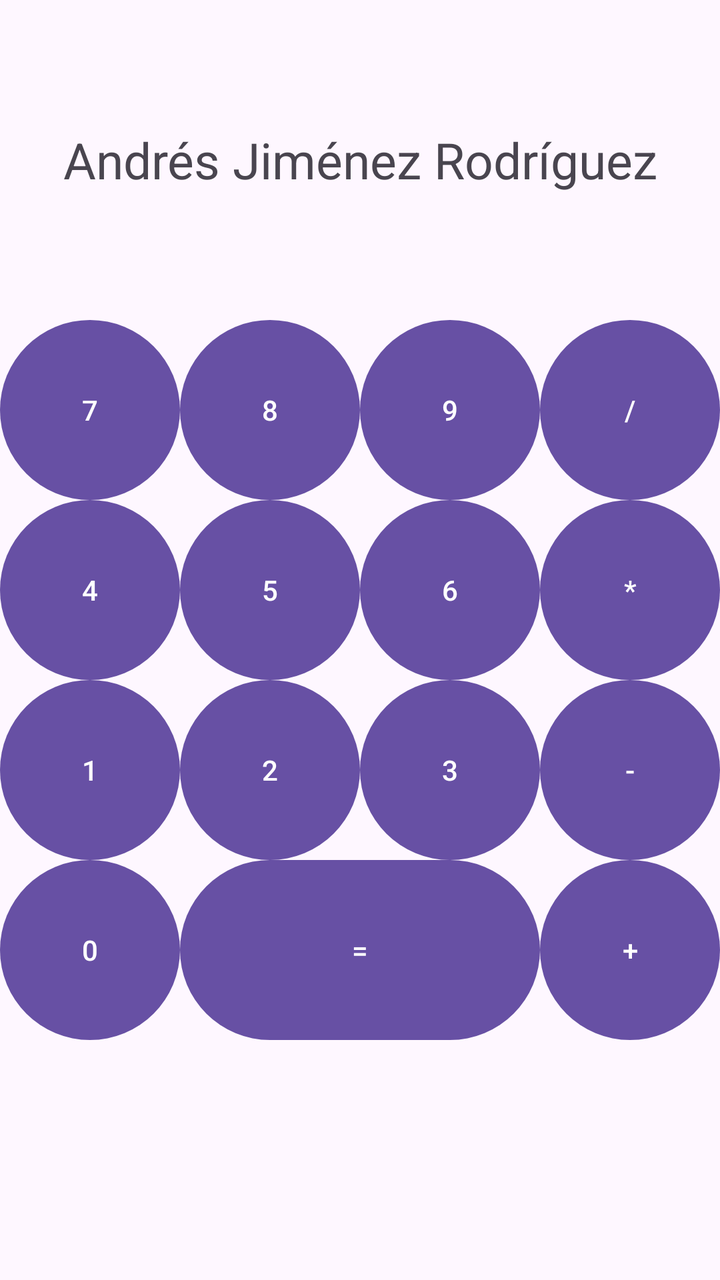
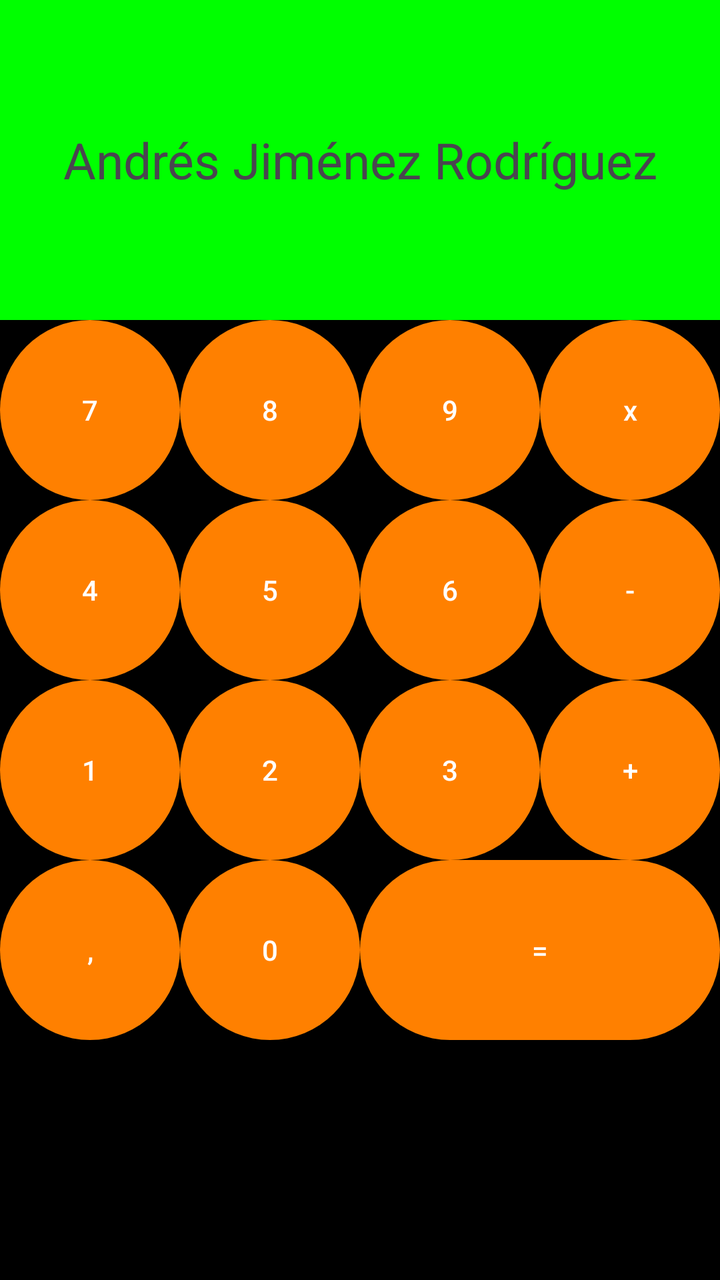

Screens rendered from an Android XML layout before and after an edit, with the pre-edit source and the edit as a unified diff.
<!-- AndroidManifest.xml: application theme Theme.ActividadT4 -->
<!-- res/layout/ejercicio3.xml -->
<?xml version="1.0" encoding="utf-8"?>
<androidx.constraintlayout.widget.ConstraintLayout
    xmlns:android="http://schemas.android.com/apk/res/android"
    xmlns:app="http://schemas.android.com/apk/res-auto"
    android:layout_width="match_parent"
    android:layout_height="match_parent"
    android:id="@+id/main">


    <TextView
        android:id="@+id/pantalla"
        android:layout_width="0dp"
        android:layout_height="160dp"
        android:text="@string/my_name"
        android:textSize="25sp"
        android:gravity="center"
        app:layout_constraintTop_toTopOf="parent"
        app:layout_constraintStart_toStartOf="parent"
        app:layout_constraintEnd_toEndOf="parent" />

    <Button
        android:id="@+id/b7"
        android:layout_width="0dp"
        android:layout_height="0dp"
        android:insetTop="0dp"
        android:insetBottom="0dp"
        android:text="7"
        app:layout_constraintDimensionRatio="1:1"
        app:layout_constraintEnd_toStartOf="@+id/b8"
        app:layout_constraintHorizontal_chainStyle="spread"
        app:layout_constraintHorizontal_weight="1"
        app:layout_constraintStart_toStartOf="parent"
        app:layout_constraintTop_toBottomOf="@id/pantalla" />

    <Button
        android:id="@+id/b8"
        android:layout_width="0dp"
        android:layout_height="0dp"
        android:text="8"
        android:insetTop="0dp"
        android:insetBottom="0dp"
        app:layout_constraintDimensionRatio="1:1"
        app:layout_constraintHorizontal_weight="1"
        app:layout_constraintTop_toBottomOf="@id/pantalla"
        app:layout_constraintStart_toEndOf="@id/b7"
        app:layout_constraintEnd_toStartOf="@+id/b9" />

    <Button
        android:id="@+id/b9"
        android:layout_width="0dp"
        android:layout_height="0dp"
        android:text="9"
        android:insetTop="0dp"
        android:insetBottom="0dp"
        app:layout_constraintDimensionRatio="1:1"
        app:layout_constraintHorizontal_weight="1"
        app:layout_constraintTop_toBottomOf="@id/pantalla"
        app:layout_constraintStart_toEndOf="@id/b8"
        app:layout_constraintEnd_toStartOf="@+id/dividir" />

    <Button
        android:id="@+id/dividir"
        android:layout_width="0dp"
        android:layout_height="0dp"
        android:text="/"
        android:insetTop="0dp"
        android:insetBottom="0dp"
        app:layout_constraintDimensionRatio="1:1"
        app:layout_constraintHorizontal_weight="1"
        app:layout_constraintTop_toBottomOf="@id/pantalla"
        app:layout_constraintStart_toEndOf="@id/b9"
        app:layout_constraintEnd_toEndOf="parent" />

    <Button
        android:id="@+id/b4"
        android:layout_width="0dp"
        android:layout_height="0dp"
        android:insetTop="0dp"
        android:insetBottom="0dp"
        android:text="4"
        app:layout_constraintDimensionRatio="1:1"
        app:layout_constraintEnd_toStartOf="@+id/b5"
        app:layout_constraintHorizontal_chainStyle="spread"
        app:layout_constraintHorizontal_weight="1"
        app:layout_constraintStart_toStartOf="parent"
        app:layout_constraintTop_toBottomOf="@id/b7" />

    <Button
        android:id="@+id/b5"
        android:layout_width="0dp"
        android:layout_height="0dp"
        android:text="5"
        android:insetTop="0dp"
        android:insetBottom="0dp"
        app:layout_constraintDimensionRatio="1:1"
        app:layout_constraintHorizontal_weight="1"
        app:layout_constraintTop_toBottomOf="@id/b7"
        app:layout_constraintStart_toEndOf="@id/b4"
        app:layout_constraintEnd_toStartOf="@+id/b6" />

    <Button
        android:id="@+id/b6"
        android:layout_width="0dp"
        android:layout_height="0dp"
        android:text="6"
        android:insetTop="0dp"
        android:insetBottom="0dp"
        app:layout_constraintDimensionRatio="1:1"
        app:layout_constraintHorizontal_weight="1"
        app:layout_constraintTop_toBottomOf="@id/b7"
        app:layout_constraintStart_toEndOf="@id/b5"
        app:layout_constraintEnd_toStartOf="@+id/multiplicar" />

    <Button
        android:id="@+id/multiplicar"
        android:layout_width="0dp"
        android:layout_height="0dp"
        android:text="*"
        android:insetTop="0dp"
        android:insetBottom="0dp"
        app:layout_constraintDimensionRatio="1:1"
        app:layout_constraintHorizontal_weight="1"
        app:layout_constraintTop_toBottomOf="@id/b7"
        app:layout_constraintStart_toEndOf="@id/b6"
        app:layout_constraintEnd_toEndOf="parent" />

    <Button
        android:id="@+id/b1"
        android:layout_width="0dp"
        android:layout_height="0dp"
        android:insetTop="0dp"
        android:insetBottom="0dp"
        android:text="1"
        app:layout_constraintDimensionRatio="1:1"
        app:layout_constraintEnd_toStartOf="@+id/b2"
        app:layout_constraintHorizontal_chainStyle="spread"
        app:layout_constraintHorizontal_weight="1"
        app:layout_constraintStart_toStartOf="parent"
        app:layout_constraintTop_toBottomOf="@id/b4" />

    <Button
        android:id="@+id/b2"
        android:layout_width="0dp"
        android:layout_height="0dp"
        android:text="2"
        android:insetTop="0dp"
        android:insetBottom="0dp"
        app:layout_constraintDimensionRatio="1:1"
        app:layout_constraintHorizontal_weight="1"
        app:layout_constraintTop_toBottomOf="@id/b4"
        app:layout_constraintStart_toEndOf="@id/b1"
        app:layout_constraintEnd_toStartOf="@+id/b3" />

    <Button
        android:id="@+id/b3"
        android:layout_width="0dp"
        android:layout_height="0dp"
        android:text="3"
        android:insetTop="0dp"
        android:insetBottom="0dp"
        app:layout_constraintDimensionRatio="1:1"
        app:layout_constraintHorizontal_weight="1"
        app:layout_constraintTop_toBottomOf="@id/b4"
        app:layout_constraintStart_toEndOf="@id/b2"
        app:layout_constraintEnd_toStartOf="@+id/restar" />

    <Button
        android:id="@+id/restar"
        android:layout_width="0dp"
        android:layout_height="0dp"
        android:text="-"
        android:insetTop="0dp"
        android:insetBottom="0dp"
        app:layout_constraintDimensionRatio="1:1"
        app:layout_constraintHorizontal_weight="1"
        app:layout_constraintTop_toBottomOf="@id/b4"
        app:layout_constraintStart_toEndOf="@id/b3"
        app:layout_constraintEnd_toEndOf="parent" />

    <Button
        android:id="@+id/b0"
        android:layout_width="0dp"
        android:layout_height="0dp"
        android:insetTop="0dp"
        android:insetBottom="0dp"
        android:text="0"
        app:layout_constraintDimensionRatio="1:1"
        app:layout_constraintEnd_toStartOf="@+id/igual"
        app:layout_constraintHorizontal_chainStyle="spread"
        app:layout_constraintHorizontal_weight="1"
        app:layout_constraintStart_toStartOf="parent"
        app:layout_constraintTop_toBottomOf="@id/b1" />

    <Button
        android:id="@+id/igual"
        android:layout_width="0dp"
        android:layout_height="0dp"
        android:text="="
        android:insetTop="0dp"
        android:insetBottom="0dp"
        app:layout_constraintDimensionRatio="2:1"
        app:layout_constraintHorizontal_weight="2"
        app:layout_constraintTop_toBottomOf="@id/b1"
        app:layout_constraintStart_toEndOf="@id/b0"
        app:layout_constraintEnd_toStartOf="@+id/sumar" />

    <Button
        android:id="@+id/sumar"
        android:layout_width="0dp"
        android:layout_height="0dp"
        android:text="+"
        android:insetTop="0dp"
        android:insetBottom="0dp"
        app:layout_constraintDimensionRatio="1:1"
        app:layout_constraintHorizontal_weight="1"
        app:layout_constraintTop_toBottomOf="@id/b1"
        app:layout_constraintStart_toEndOf="@id/igual"
        app:layout_constraintEnd_toEndOf="parent" />

</androidx.constraintlayout.widget.ConstraintLayout>
<!-- resources referenced by this layout -->
<resources>
  <string name="my_name">Andrés Jiménez Rodríguez</string>
  <style name="Theme.ActividadT4" parent="Base.Theme.ActividadT4" />
  <style name="Base.Theme.ActividadT4" parent="Theme.Material3.DayNight.NoActionBar">
          
          
      </style>
</resources>

<!-- the commit's change to res/layout/ejercicio3.xml (unified diff, before → after) -->
@@ -2,10 +2,10 @@
 <androidx.constraintlayout.widget.ConstraintLayout
     xmlns:android="http://schemas.android.com/apk/res/android"
     xmlns:app="http://schemas.android.com/apk/res-auto"
+    android:background="@color/black"
+    android:id="@+id/main"
     android:layout_width="match_parent"
-    android:layout_height="match_parent"
-    android:id="@+id/main">
-
+    android:layout_height="match_parent">
 
     <TextView
         android:id="@+id/pantalla"
@@ -14,207 +14,207 @@
         android:text="@string/my_name"
         android:textSize="25sp"
         android:gravity="center"
+        android:background="@color/green"
         app:layout_constraintTop_toTopOf="parent"
         app:layout_constraintStart_toStartOf="parent"
         app:layout_constraintEnd_toEndOf="parent" />
 
-    <Button
+<Button
         android:id="@+id/b7"
         android:layout_width="0dp"
         android:layout_height="0dp"
-        android:insetTop="0dp"
-        android:insetBottom="0dp"
         android:text="7"
-        app:layout_constraintDimensionRatio="1:1"
-        app:layout_constraintEnd_toStartOf="@+id/b8"
-        app:layout_constraintHorizontal_chainStyle="spread"
+        app:backgroundTint="@color/orange"
+        android:insetTop="0dp"
+        android:insetBottom="0dp"
+        app:layout_constraintDimensionRatio="1:1"
+        app:layout_constraintTop_toBottomOf="@id/pantalla"
+        app:layout_constraintStart_toStartOf="parent"
+        app:layout_constraintEnd_toStartOf="@id/b8" />
+
+    <Button
+        android:id="@+id/b8"
+        android:layout_width="0dp"
+        android:layout_height="0dp"
+        android:text="8"
+        app:backgroundTint="@color/orange"
+        android:insetTop="0dp"
+        android:insetBottom="0dp"
+        app:layout_constraintDimensionRatio="1:1"
+        app:layout_constraintTop_toBottomOf="@id/pantalla"
+        app:layout_constraintStart_toEndOf="@id/b7"
+        app:layout_constraintEnd_toStartOf="@id/b9" />
+
+    <Button
+        android:id="@+id/b9"
+        android:layout_width="0dp"
+        android:layout_height="0dp"
+        android:text="9"
+        app:backgroundTint="@color/orange"
+        android:insetTop="0dp"
+        android:insetBottom="0dp"
+        app:layout_constraintDimensionRatio="1:1"
+        app:layout_constraintTop_toBottomOf="@id/pantalla"
+        app:layout_constraintStart_toEndOf="@id/b8"
+        app:layout_constraintEnd_toStartOf="@id/multiplicar" />
+
+    <Button
+        android:id="@+id/multiplicar"
+        android:layout_width="0dp"
+        android:layout_height="0dp"
+        android:text="x"
+        app:backgroundTint="@color/orange"
+        android:insetTop="0dp"
+        android:insetBottom="0dp"
+        app:layout_constraintDimensionRatio="1:1"
+        app:layout_constraintTop_toBottomOf="@id/pantalla"
+        app:layout_constraintStart_toEndOf="@id/b9"
+        app:layout_constraintEnd_toEndOf="parent" />
+
+    <Button
+        android:id="@+id/b4"
+        android:layout_width="0dp"
+        android:layout_height="0dp"
+        android:text="4"
+        app:backgroundTint="@color/orange"
+        android:insetTop="0dp"
+        android:insetBottom="0dp"
+        app:layout_constraintDimensionRatio="1:1"
+        app:layout_constraintTop_toBottomOf="@id/b7"
+        app:layout_constraintStart_toStartOf="parent"
+        app:layout_constraintEnd_toStartOf="@id/b5" />
+
+    <Button
+        android:id="@+id/b5"
+        android:layout_width="0dp"
+        android:layout_height="0dp"
+        android:text="5"
+        app:backgroundTint="@color/orange"
+        android:insetTop="0dp"
+        android:insetBottom="0dp"
+        app:layout_constraintDimensionRatio="1:1"
+        app:layout_constraintTop_toBottomOf="@id/b7"
+        app:layout_constraintStart_toEndOf="@id/b4"
+        app:layout_constraintEnd_toStartOf="@id/b6" />
+
+    <Button
+        android:id="@+id/b6"
+        android:layout_width="0dp"
+        android:layout_height="0dp"
+        android:text="6"
+        app:backgroundTint="@color/orange"
+        android:insetTop="0dp"
+        android:insetBottom="0dp"
+        app:layout_constraintDimensionRatio="1:1"
+        app:layout_constraintTop_toBottomOf="@id/b7"
+        app:layout_constraintStart_toEndOf="@id/b5"
+        app:layout_constraintEnd_toStartOf="@id/restar" />
+
+    <Button
+        android:id="@+id/restar"
+        android:layout_width="0dp"
+        android:layout_height="0dp"
+        android:text="-"
+        app:backgroundTint="@color/orange"
+        android:insetTop="0dp"
+        android:insetBottom="0dp"
+        app:layout_constraintDimensionRatio="1:1"
+        app:layout_constraintTop_toBottomOf="@id/b7"
+        app:layout_constraintStart_toEndOf="@id/b6"
+        app:layout_constraintEnd_toEndOf="parent" />
+
+    <Button
+        android:id="@+id/b1"
+        android:layout_width="0dp"
+        android:layout_height="0dp"
+        android:text="1"
+        app:backgroundTint="@color/orange"
+        android:insetTop="0dp"
+        android:insetBottom="0dp"
+        app:layout_constraintDimensionRatio="1:1"
+        app:layout_constraintTop_toBottomOf="@id/b4"
+        app:layout_constraintStart_toStartOf="parent"
+        app:layout_constraintEnd_toStartOf="@id/b2" />
+
+    <Button
+        android:id="@+id/b2"
+        android:layout_width="0dp"
+        android:layout_height="0dp"
+        android:text="2"
+        app:backgroundTint="@color/orange"
+        android:insetTop="0dp"
+        android:insetBottom="0dp"
+        app:layout_constraintDimensionRatio="1:1"
+        app:layout_constraintTop_toBottomOf="@id/b4"
+        app:layout_constraintStart_toEndOf="@id/b1"
+        app:layout_constraintEnd_toStartOf="@id/b3" />
+
+    <Button
+        android:id="@+id/b3"
+        android:layout_width="0dp"
+        android:layout_height="0dp"
+        android:text="3"
+        app:backgroundTint="@color/orange"
+        android:insetTop="0dp"
+        android:insetBottom="0dp"
+        app:layout_constraintDimensionRatio="1:1"
+        app:layout_constraintTop_toBottomOf="@id/b4"
+        app:layout_constraintStart_toEndOf="@id/b2"
+        app:layout_constraintEnd_toStartOf="@id/sumar" />
+
+    <Button
+        android:id="@+id/sumar"
+        android:layout_width="0dp"
+        android:layout_height="0dp"
+        android:text="+"
+        app:backgroundTint="@color/orange"
+        android:insetTop="0dp"
+        android:insetBottom="0dp"
+        app:layout_constraintDimensionRatio="1:1"
+        app:layout_constraintTop_toBottomOf="@id/b4"
+        app:layout_constraintStart_toEndOf="@id/b3"
+        app:layout_constraintEnd_toEndOf="parent" />
+
+    <Button
+        android:id="@+id/coma"
+        android:layout_width="0dp"
+        android:layout_height="0dp"
+        android:text=","
+        app:backgroundTint="@color/orange"
+        android:insetTop="0dp"
+        android:insetBottom="0dp"
+        app:layout_constraintDimensionRatio="1:1"
         app:layout_constraintHorizontal_weight="1"
-        app:layout_constraintStart_toStartOf="parent"
-        app:layout_constraintTop_toBottomOf="@id/pantalla" />
-
-    <Button
-        android:id="@+id/b8"
-        android:layout_width="0dp"
-        android:layout_height="0dp"
-        android:text="8"
+        app:layout_constraintTop_toBottomOf="@id/b1"
+        app:layout_constraintStart_toStartOf="parent"
+        app:layout_constraintEnd_toStartOf="@id/b0" />
+
+    <Button
+        android:id="@+id/b0"
+        android:layout_width="0dp"
+        android:layout_height="0dp"
+        android:text="0"
+        app:backgroundTint="@color/orange"
         android:insetTop="0dp"
         android:insetBottom="0dp"
         app:layout_constraintDimensionRatio="1:1"
         app:layout_constraintHorizontal_weight="1"
-        app:layout_constraintTop_toBottomOf="@id/pantalla"
-        app:layout_constraintStart_toEndOf="@id/b7"
-        app:layout_constraintEnd_toStartOf="@+id/b9" />
-
-    <Button
-        android:id="@+id/b9"
-        android:layout_width="0dp"
-        android:layout_height="0dp"
-        android:text="9"
-        android:insetTop="0dp"
-        android:insetBottom="0dp"
-        app:layout_constraintDimensionRatio="1:1"
-        app:layout_constraintHorizontal_weight="1"
-        app:layout_constraintTop_toBottomOf="@id/pantalla"
-        app:layout_constraintStart_toEndOf="@id/b8"
-        app:layout_constraintEnd_toStartOf="@+id/dividir" />
-
-    <Button
-        android:id="@+id/dividir"
-        android:layout_width="0dp"
-        android:layout_height="0dp"
-        android:text="/"
-        android:insetTop="0dp"
-        android:insetBottom="0dp"
-        app:layout_constraintDimensionRatio="1:1"
-        app:layout_constraintHorizontal_weight="1"
-        app:layout_constraintTop_toBottomOf="@id/pantalla"
-        app:layout_constraintStart_toEndOf="@id/b9"
-        app:layout_constraintEnd_toEndOf="parent" />
-
-    <Button
-        android:id="@+id/b4"
-        android:layout_width="0dp"
-        android:layout_height="0dp"
-        android:insetTop="0dp"
-        android:insetBottom="0dp"
-        android:text="4"
-        app:layout_constraintDimensionRatio="1:1"
-        app:layout_constraintEnd_toStartOf="@+id/b5"
-        app:layout_constraintHorizontal_chainStyle="spread"
-        app:layout_constraintHorizontal_weight="1"
-        app:layout_constraintStart_toStartOf="parent"
-        app:layout_constraintTop_toBottomOf="@id/b7" />
-
-    <Button
-        android:id="@+id/b5"
-        android:layout_width="0dp"
-        android:layout_height="0dp"
-        android:text="5"
-        android:insetTop="0dp"
-        android:insetBottom="0dp"
-        app:layout_constraintDimensionRatio="1:1"
-        app:layout_constraintHorizontal_weight="1"
-        app:layout_constraintTop_toBottomOf="@id/b7"
-        app:layout_constraintStart_toEndOf="@id/b4"
-        app:layout_constraintEnd_toStartOf="@+id/b6" />
-
-    <Button
-        android:id="@+id/b6"
-        android:layout_width="0dp"
-        android:layout_height="0dp"
-        android:text="6"
-        android:insetTop="0dp"
-        android:insetBottom="0dp"
-        app:layout_constraintDimensionRatio="1:1"
-        app:layout_constraintHorizontal_weight="1"
-        app:layout_constraintTop_toBottomOf="@id/b7"
-        app:layout_constraintStart_toEndOf="@id/b5"
-        app:layout_constraintEnd_toStartOf="@+id/multiplicar" />
-
-    <Button
-        android:id="@+id/multiplicar"
-        android:layout_width="0dp"
-        android:layout_height="0dp"
-        android:text="*"
-        android:insetTop="0dp"
-        android:insetBottom="0dp"
-        app:layout_constraintDimensionRatio="1:1"
-        app:layout_constraintHorizontal_weight="1"
-        app:layout_constraintTop_toBottomOf="@id/b7"
-        app:layout_constraintStart_toEndOf="@id/b6"
-        app:layout_constraintEnd_toEndOf="parent" />
-
-    <Button
-        android:id="@+id/b1"
-        android:layout_width="0dp"
-        android:layout_height="0dp"
-        android:insetTop="0dp"
-        android:insetBottom="0dp"
-        android:text="1"
-        app:layout_constraintDimensionRatio="1:1"
-        app:layout_constraintEnd_toStartOf="@+id/b2"
-        app:layout_constraintHorizontal_chainStyle="spread"
-        app:layout_constraintHorizontal_weight="1"
-        app:layout_constraintStart_toStartOf="parent"
-        app:layout_constraintTop_toBottomOf="@id/b4" />
-
-    <Button
-        android:id="@+id/b2"
-        android:layout_width="0dp"
-        android:layout_height="0dp"
-        android:text="2"
-        android:insetTop="0dp"
-        android:insetBottom="0dp"
-        app:layout_constraintDimensionRatio="1:1"
-        app:layout_constraintHorizontal_weight="1"
-        app:layout_constraintTop_toBottomOf="@id/b4"
-        app:layout_constraintStart_toEndOf="@id/b1"
-        app:layout_constraintEnd_toStartOf="@+id/b3" />
-
-    <Button
-        android:id="@+id/b3"
-        android:layout_width="0dp"
-        android:layout_height="0dp"
-        android:text="3"
-        android:insetTop="0dp"
-        android:insetBottom="0dp"
-        app:layout_constraintDimensionRatio="1:1"
-        app:layout_constraintHorizontal_weight="1"
-        app:layout_constraintTop_toBottomOf="@id/b4"
-        app:layout_constraintStart_toEndOf="@id/b2"
-        app:layout_constraintEnd_toStartOf="@+id/restar" />
-
-    <Button
-        android:id="@+id/restar"
-        android:layout_width="0dp"
-        android:layout_height="0dp"
-        android:text="-"
-        android:insetTop="0dp"
-        android:insetBottom="0dp"
-        app:layout_constraintDimensionRatio="1:1"
-        app:layout_constraintHorizontal_weight="1"
-        app:layout_constraintTop_toBottomOf="@id/b4"
-        app:layout_constraintStart_toEndOf="@id/b3"
-        app:layout_constraintEnd_toEndOf="parent" />
-
-    <Button
-        android:id="@+id/b0"
-        android:layout_width="0dp"
-        android:layout_height="0dp"
-        android:insetTop="0dp"
-        android:insetBottom="0dp"
-        android:text="0"
-        app:layout_constraintDimensionRatio="1:1"
-        app:layout_constraintEnd_toStartOf="@+id/igual"
-        app:layout_constraintHorizontal_chainStyle="spread"
-        app:layout_constraintHorizontal_weight="1"
-        app:layout_constraintStart_toStartOf="parent"
-        app:layout_constraintTop_toBottomOf="@id/b1" />
+        app:layout_constraintTop_toBottomOf="@id/b1"
+        app:layout_constraintStart_toEndOf="@id/coma"
+        app:layout_constraintEnd_toStartOf="@id/igual" />
 
     <Button
         android:id="@+id/igual"
         android:layout_width="0dp"
         android:layout_height="0dp"
         android:text="="
+        app:backgroundTint="@color/orange"
         android:insetTop="0dp"
         android:insetBottom="0dp"
         app:layout_constraintDimensionRatio="2:1"
         app:layout_constraintHorizontal_weight="2"
         app:layout_constraintTop_toBottomOf="@id/b1"
         app:layout_constraintStart_toEndOf="@id/b0"
-        app:layout_constraintEnd_toStartOf="@+id/sumar" />
-
-    <Button
-        android:id="@+id/sumar"
-        android:layout_width="0dp"
-        android:layout_height="0dp"
-        android:text="+"
-        android:insetTop="0dp"
-        android:insetBottom="0dp"
-        app:layout_constraintDimensionRatio="1:1"
-        app:layout_constraintHorizontal_weight="1"
-        app:layout_constraintTop_toBottomOf="@id/b1"
-        app:layout_constraintStart_toEndOf="@id/igual"
         app:layout_constraintEnd_toEndOf="parent" />
 
 </androidx.constraintlayout.widget.ConstraintLayout>
<!-- resource entries referenced after the edit -->
@@ -1,5 +1,8 @@
 <!-- resources referenced by this layout -->
 <resources>
+  <color name="black">#FF000000</color>
+  <color name="green">#00FF00</color>
+  <color name="orange">#ff8000</color>
   <string name="my_name">Andrés Jiménez Rodríguez</string>
   <style name="Theme.ActividadT4" parent="Base.Theme.ActividadT4" />
   <style name="Base.Theme.ActividadT4" parent="Theme.Material3.DayNight.NoActionBar">
